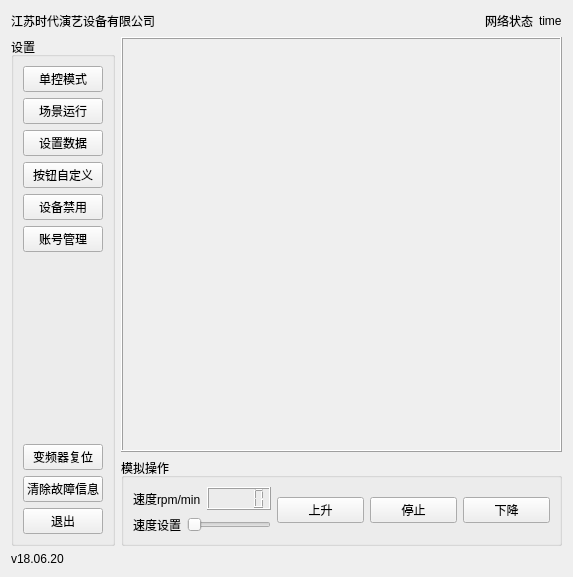
First picture: the form in ui/mainwindow.ui, repository niuyuxin/touchScreen, before the edit.
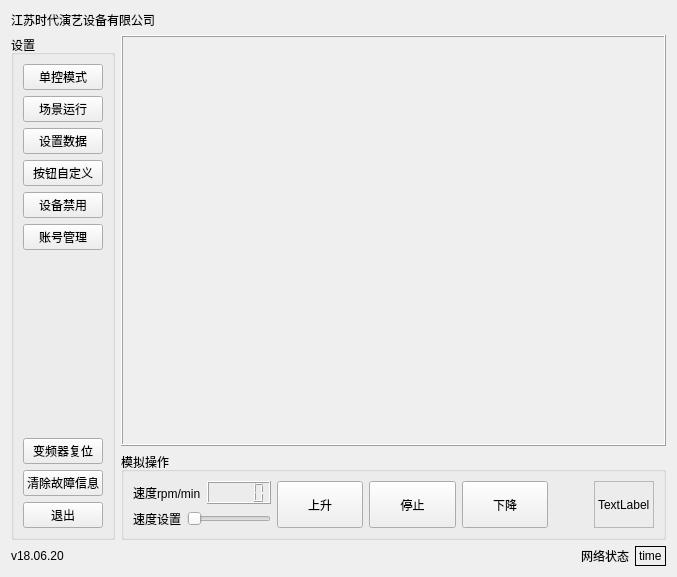
Second picture: the form after the edit.

What changed in the file:
```diff
--- a/ui/mainwindow.ui
+++ b/ui/mainwindow.ui
@@ -6,7 +6,7 @@
    <rect>
     <x>0</x>
     <y>0</y>
-    <width>573</width>
+    <width>677</width>
     <height>577</height>
    </rect>
   </property>
@@ -15,42 +15,11 @@
   </property>
   <layout class="QVBoxLayout" name="verticalLayout_3">
    <item>
-    <layout class="QHBoxLayout" name="horizontalLayout">
-     <item>
-      <widget class="QLabel" name="companyNameLabel">
-       <property name="text">
-        <string>江苏时代演艺设备有限公司</string>
-       </property>
-      </widget>
-     </item>
-     <item>
-      <spacer name="horizontalSpacer">
-       <property name="orientation">
-        <enum>Qt::Horizontal</enum>
-       </property>
-       <property name="sizeHint" stdset="0">
-        <size>
-         <width>40</width>
-         <height>20</height>
-        </size>
-       </property>
-      </spacer>
-     </item>
-     <item>
-      <widget class="QLabel" name="internetLabel">
-       <property name="text">
-        <string>网络状态</string>
-       </property>
-      </widget>
-     </item>
-     <item>
-      <widget class="QLabel" name="timeLabel">
-       <property name="text">
-        <string>time</string>
-       </property>
-      </widget>
-     </item>
-    </layout>
+    <widget class="QLabel" name="companyNameLabel">
+     <property name="text">
+      <string>江苏时代演艺设备有限公司</string>
+     </property>
+    </widget>
    </item>
    <item>
     <layout class="QHBoxLayout" name="horizontalLayout_3">
@@ -194,6 +163,12 @@
             </item>
             <item row="1" column="1" colspan="2">
              <widget class="QSlider" name="horizontalSlider">
+              <property name="sizePolicy">
+               <sizepolicy hsizetype="Expanding" vsizetype="Preferred">
+                <horstretch>0</horstretch>
+                <verstretch>0</verstretch>
+               </sizepolicy>
+              </property>
               <property name="orientation">
                <enum>Qt::Horizontal</enum>
               </property>
@@ -203,6 +178,12 @@
           </item>
           <item>
            <widget class="QPushButton" name="raisePushButton">
+            <property name="sizePolicy">
+             <sizepolicy hsizetype="Preferred" vsizetype="Preferred">
+              <horstretch>0</horstretch>
+              <verstretch>0</verstretch>
+             </sizepolicy>
+            </property>
             <property name="text">
              <string>上升</string>
             </property>
@@ -210,6 +191,12 @@
           </item>
           <item>
            <widget class="QPushButton" name="stopPushButton">
+            <property name="sizePolicy">
+             <sizepolicy hsizetype="Preferred" vsizetype="Preferred">
+              <horstretch>0</horstretch>
+              <verstretch>0</verstretch>
+             </sizepolicy>
+            </property>
             <property name="text">
              <string>停止</string>
             </property>
@@ -217,11 +204,52 @@
           </item>
           <item>
            <widget class="QPushButton" name="fallPushButton">
+            <property name="sizePolicy">
+             <sizepolicy hsizetype="Preferred" vsizetype="Preferred">
+              <horstretch>0</horstretch>
+              <verstretch>0</verstretch>
+             </sizepolicy>
+            </property>
             <property name="text">
              <string>下降</string>
             </property>
            </widget>
           </item>
+          <item>
+           <spacer name="horizontalSpacer_3">
+            <property name="orientation">
+             <enum>Qt::Horizontal</enum>
+            </property>
+            <property name="sizeType">
+             <enum>QSizePolicy::Preferred</enum>
+            </property>
+            <property name="sizeHint" stdset="0">
+             <size>
+              <width>40</width>
+              <height>20</height>
+             </size>
+            </property>
+           </spacer>
+          </item>
+          <item>
+           <widget class="QLabel" name="modelLabel">
+            <property name="sizePolicy">
+             <sizepolicy hsizetype="Fixed" vsizetype="Minimum">
+              <horstretch>0</horstretch>
+              <verstretch>0</verstretch>
+             </sizepolicy>
+            </property>
+            <property name="frameShape">
+             <enum>QFrame::StyledPanel</enum>
+            </property>
+            <property name="frameShadow">
+             <enum>QFrame::Raised</enum>
+            </property>
+            <property name="text">
+             <string>TextLabel</string>
+            </property>
+           </widget>
+          </item>
          </layout>
         </widget>
        </item>
@@ -230,11 +258,45 @@
     </layout>
    </item>
    <item>
-    <widget class="QLabel" name="versionLabel">
-     <property name="text">
-      <string>v18.06.20</string>
-     </property>
-    </widget>
+    <layout class="QHBoxLayout" name="horizontalLayout">
+     <item>
+      <widget class="QLabel" name="versionLabel">
+       <property name="text">
+        <string>v18.06.20</string>
+       </property>
+      </widget>
+     </item>
+     <item>
+      <spacer name="horizontalSpacer">
+       <property name="orientation">
+        <enum>Qt::Horizontal</enum>
+       </property>
+       <property name="sizeHint" stdset="0">
+        <size>
+         <width>40</width>
+         <height>20</height>
+        </size>
+       </property>
+      </spacer>
+     </item>
+     <item>
+      <widget class="QLabel" name="internetLabel">
+       <property name="text">
+        <string>网络状态</string>
+       </property>
+      </widget>
+     </item>
+     <item>
+      <widget class="QLabel" name="timeLabel">
+       <property name="frameShape">
+        <enum>QFrame::Box</enum>
+       </property>
+       <property name="text">
+        <string>time</string>
+       </property>
+      </widget>
+     </item>
+    </layout>
    </item>
   </layout>
  </widget>
```
